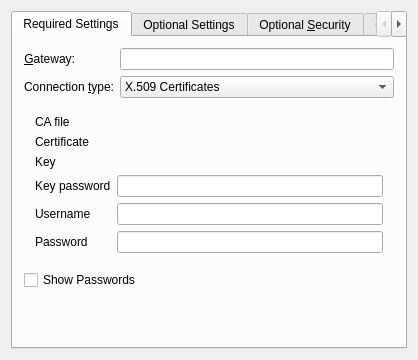
KDE/networkmanagement, file vpnplugins/openvpn/openvpnprop.ui: the form before one commit.
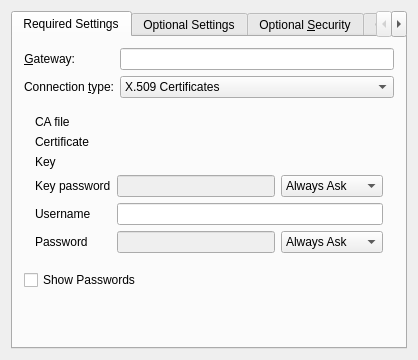
The form after the commit. The open tabs and pages were chosen to show the change. Custom widgets are drawn as their Qt base class.

The edit to the form file:
```diff
--- a/vpnplugins/openvpn/openvpnprop.ui
+++ b/vpnplugins/openvpn/openvpnprop.ui
@@ -428,16 +428,6 @@
                <property name="text">
                 <string>Key password</string>
                </property>
-               <property name="buddy">
-                <cstring>x509PassKeyPassword</cstring>
-               </property>
-              </widget>
-             </item>
-             <item row="3" column="1">
-              <widget class="KLineEdit" name="x509PassKeyPassword">
-               <property name="passwordMode">
-                <bool>true</bool>
-               </property>
               </widget>
              </item>
              <item row="4" column="0">
@@ -466,12 +456,71 @@
                </property>
               </widget>
              </item>
+             <item row="3" column="1">
+              <layout class="QHBoxLayout" name="horizontalLayout_12">
+               <item>
+                <widget class="KLineEdit" name="x509PassKeyPassword">
+                 <property name="enabled">
+                  <bool>false</bool>
+                 </property>
+                 <property name="passwordMode">
+                  <bool>true</bool>
+                 </property>
+                </widget>
+               </item>
+               <item>
+                <widget class="KComboBox" name="x509PassKeyPasswordStorage">
+                 <item>
+                  <property name="text">
+                   <string>Always Ask</string>
+                  </property>
+                 </item>
+                 <item>
+                  <property name="text">
+                   <string>Store</string>
+                  </property>
+                 </item>
+                 <item>
+                  <property name="text">
+                   <string>Not Required</string>
+                  </property>
+                 </item>
+                </widget>
+               </item>
+              </layout>
+             </item>
              <item row="5" column="1">
-              <widget class="KLineEdit" name="x509PassPassword">
-               <property name="echoMode">
-                <enum>QLineEdit::Password</enum>
-               </property>
-              </widget>
+              <layout class="QHBoxLayout" name="horizontalLayout_13">
+               <item>
+                <widget class="KLineEdit" name="x509PassPassword">
+                 <property name="enabled">
+                  <bool>false</bool>
+                 </property>
+                 <property name="echoMode">
+                  <enum>QLineEdit::Password</enum>
+                 </property>
+                </widget>
+               </item>
+               <item>
+                <widget class="KComboBox" name="x509PassPasswordStorage">
+                 <item>
+                  <property name="text">
+                   <string>Always Ask</string>
+                  </property>
+                 </item>
+                 <item>
+                  <property name="text">
+                   <string>Store</string>
+                  </property>
+                 </item>
+                 <item>
+                  <property name="text">
+                   <string>Not Required</string>
+                  </property>
+                 </item>
+                </widget>
+               </item>
+              </layout>
              </item>
             </layout>
            </item>
```
Left out of the diff: 164 changed lines with no effect on the pictures.
